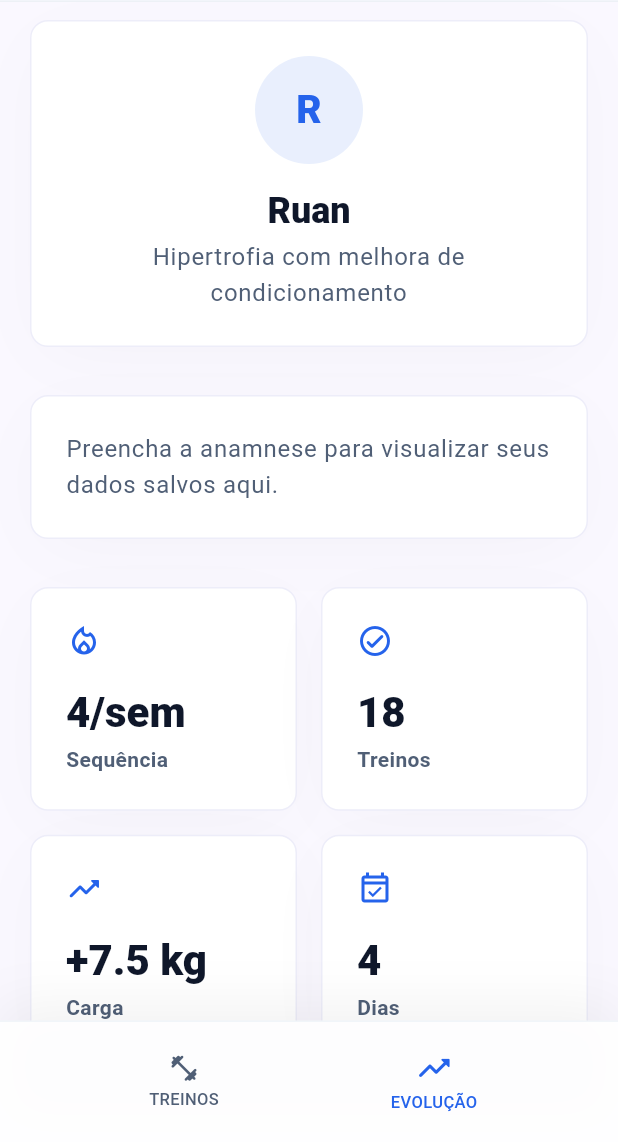
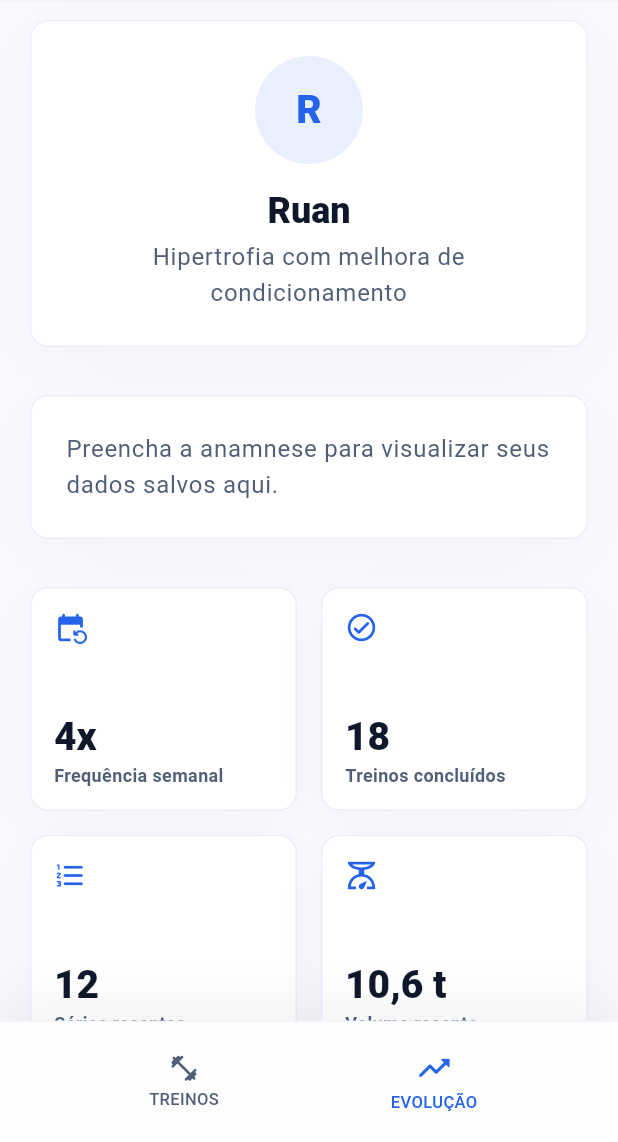
Before and after one commit to queirozzruan/FitAI-app, a Flutter app: the ProgressProfileScreen screen opened by its route, after a tap on "TREINOS", after a tap on "EVOLUÇÃO", on a phone screen of 412 x 824 dp, the part 94-1236 px from its top. Run offline on Flutter 3.47's test engine with Material 3 defaults, Android fonts, the phone set to English and light mode, and no system bars.

Commit message:
feat: melhora tela de evolucao

```diff
--- a/lib/features/progress/presentation/progress_profile_screen.dart
+++ b/lib/features/progress/presentation/progress_profile_screen.dart
@@ -4,6 +4,7 @@ import 'package:fitai/core/services/anamnesis_store.dart';
 import 'package:fitai/data/mock/mock_progress.dart';
 import 'package:fitai/data/mock/mock_user.dart';
 import 'package:fitai/models/anamnesis_data.dart';
+import 'package:fitai/models/workout_log.dart';
 import 'package:flutter/material.dart';
 
 class ProgressProfileScreen extends StatelessWidget {
@@ -250,26 +251,35 @@ class _MetricGrid extends StatelessWidget {
 
   @override
   Widget build(BuildContext context) {
+    final recentSets = mockRecentWorkoutLogs.fold<int>(
+      0,
+      (total, log) => total + log.completedSets,
+    );
+    final recentVolume = mockRecentWorkoutLogs.fold<double>(
+      0,
+      (total, log) => total + _volumeFor(log),
+    );
+
     final metrics = [
       _ProgressMetric(
-        icon: Icons.local_fire_department_outlined,
-        label: 'Sequência',
-        value: '$mockWeeklyFrequency/sem',
+        icon: Icons.event_repeat_rounded,
+        label: 'Frequência semanal',
+        value: '${mockWeeklyFrequency}x',
       ),
       _ProgressMetric(
         icon: Icons.check_circle_outline_rounded,
-        label: 'Treinos',
+        label: 'Treinos concluídos',
         value: '$mockCompletedWorkouts',
       ),
       _ProgressMetric(
-        icon: Icons.trending_up_rounded,
-        label: 'Carga',
-        value: '+${mockLoadProgressKg.toStringAsFixed(1)} kg',
+        icon: Icons.format_list_numbered_rounded,
+        label: 'Séries recentes',
+        value: '$recentSets',
       ),
       _ProgressMetric(
-        icon: Icons.event_available_outlined,
-        label: 'Dias',
-        value: '${mockUser.availableDays.length}',
+        icon: Icons.scale_outlined,
+        label: 'Volume recente',
+        value: _formatVolume(recentVolume),
       ),
     ];
 
@@ -302,28 +312,40 @@ class _ProgressMetric extends StatelessWidget {
   @override
   Widget build(BuildContext context) {
     return _ProgressCard(
-      padding: const EdgeInsets.all(AppSpacing.lg),
+      padding: const EdgeInsets.all(AppSpacing.md),
       child: Column(
         crossAxisAlignment: CrossAxisAlignment.start,
         mainAxisAlignment: MainAxisAlignment.spaceBetween,
         children: [
-          Icon(icon, color: FitAiColors.royalBlue, size: 24),
+          Icon(icon, color: FitAiColors.royalBlue, size: 22),
           Column(
             crossAxisAlignment: CrossAxisAlignment.start,
             children: [
-              Text(
-                value,
-                style: Theme.of(context).textTheme.titleLarge?.copyWith(
-                  fontSize: 28,
-                  fontWeight: FontWeight.w800,
+              SizedBox(
+                height: 30,
+                child: FittedBox(
+                  alignment: Alignment.centerLeft,
+                  fit: BoxFit.scaleDown,
+                  child: Text(
+                    value,
+                    style: Theme.of(context).textTheme.titleLarge?.copyWith(
+                      fontSize: 26,
+                      fontWeight: FontWeight.w800,
+                      height: 1.1,
+                    ),
+                  ),
                 ),
               ),
               const SizedBox(height: AppSpacing.xs),
               Text(
                 label,
+                maxLines: 2,
+                overflow: TextOverflow.ellipsis,
                 style: Theme.of(context).textTheme.bodyMedium?.copyWith(
                   color: const Color(0xFF505F76),
+                  fontSize: 12,
                   fontWeight: FontWeight.w600,
+                  height: 1.2,
                 ),
               ),
             ],
@@ -339,20 +361,28 @@ class _ProgressChartCard extends StatelessWidget {
 
   @override
   Widget build(BuildContext context) {
+    final volumes = [
+      for (final log in mockRecentWorkoutLogs) _volumeFor(log),
+    ];
+    final maxVolume = volumes.fold<double>(
+      0,
+      (currentMax, volume) => volume > currentMax ? volume : currentMax,
+    );
+
     return _ProgressCard(
       padding: const EdgeInsets.all(AppSpacing.lg),
       child: Column(
         crossAxisAlignment: CrossAxisAlignment.start,
         children: [
           Text(
-            'Evolução de carga',
+            'Volume por treino',
             style: Theme.of(context).textTheme.titleLarge?.copyWith(
               fontWeight: FontWeight.w800,
             ),
           ),
           const SizedBox(height: AppSpacing.xs),
           Text(
-            'Histórico recente dos principais treinos.',
+            'Séries x repetições x carga dos últimos registros.',
             style: Theme.of(context).textTheme.bodyLarge?.copyWith(
               color: const Color(0xFF505F76),
             ),
@@ -363,15 +393,26 @@ class _ProgressChartCard extends StatelessWidget {
             child: Row(
               crossAxisAlignment: CrossAxisAlignment.end,
               children: [
-                for (final log in mockRecentWorkoutLogs)
+                for (
+                  var index = 0;
+                  index < mockRecentWorkoutLogs.length;
+                  index++
+                )
                   Expanded(
                     child: Padding(
                       padding: const EdgeInsets.symmetric(
                         horizontal: AppSpacing.xs,
                       ),
                       child: _ProgressBar(
-                        label: log.exerciseId,
-                        value: log.usedLoad,
+                        heightFactor: maxVolume == 0
+                            ? 0.2
+                            : (volumes[index] / maxVolume)
+                                  .clamp(0.2, 1.0)
+                                  .toDouble(),
+                        label: _shortExerciseLabel(
+                          mockRecentWorkoutLogs[index].exerciseId,
+                        ),
+                        valueLabel: _formatCompactVolume(volumes[index]),
                       ),
                     ),
                   ),
@@ -399,15 +440,18 @@ class _ProgressChartCard extends StatelessWidget {
 }
 
 class _ProgressBar extends StatelessWidget {
-  const _ProgressBar({required this.label, required this.value});
+  const _ProgressBar({
+    required this.heightFactor,
+    required this.label,
+    required this.valueLabel,
+  });
 
+  final double heightFactor;
   final String label;
-  final double value;
+  final String valueLabel;
 
   @override
   Widget build(BuildContext context) {
-    final heightFactor = (0.35 + (value / 150 * 0.65)).clamp(0.35, 1.0);
-
     return Column(
       mainAxisAlignment: MainAxisAlignment.end,
       children: [
@@ -416,7 +460,7 @@ class _ProgressBar extends StatelessWidget {
           child: FittedBox(
             fit: BoxFit.scaleDown,
             child: Text(
-              '${value.toStringAsFixed(0)}kg',
+              valueLabel,
               style: Theme.of(context).textTheme.bodyMedium?.copyWith(
                 color: FitAiColors.royalBlue,
                 fontWeight: FontWeight.w700,
@@ -429,7 +473,7 @@ class _ProgressBar extends StatelessWidget {
           child: Align(
             alignment: Alignment.bottomCenter,
             child: FractionallySizedBox(
-              heightFactor: heightFactor.toDouble(),
+              heightFactor: heightFactor,
               child: Container(
                 width: 42,
                 decoration: BoxDecoration(
@@ -595,6 +639,26 @@ String _shortExerciseLabel(String exerciseId) {
   return 'Carga';
 }
 
+double _volumeFor(WorkoutLog log) {
+  return log.usedLoad * log.completedSets * log.performedReps;
+}
+
+String _formatCompactVolume(double kg) {
+  if (kg >= 1000) {
+    return '${(kg / 1000).toStringAsFixed(1).replaceAll('.', ',')}t';
+  }
+
+  return '${kg.toStringAsFixed(0)}kg';
+}
+
+String _formatVolume(double kg) {
+  if (kg >= 1000) {
+    return '${(kg / 1000).toStringAsFixed(1).replaceAll('.', ',')} t';
+  }
+
+  return '${kg.toStringAsFixed(0)} kg';
+}
+
 String _initialFrom(String name) {
   if (name.isEmpty) {
     return '?';
```
Also changed, not shown: 1 other file.
